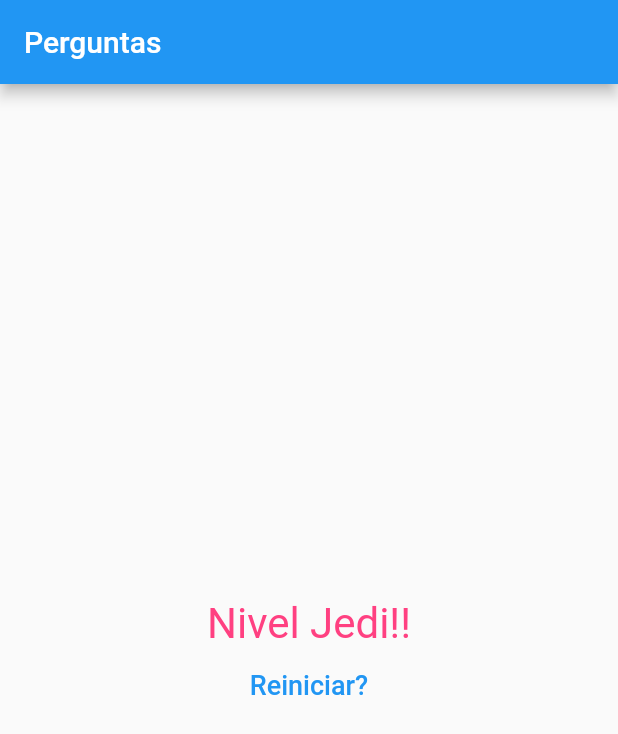
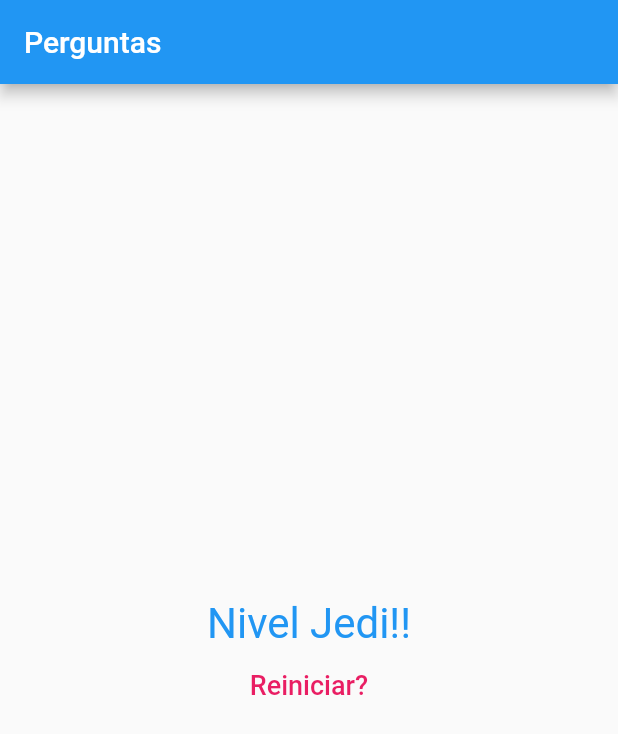
Before and after one commit to scmfaria/flutter_questions_project, a Flutter app: the screen it shows after launch, after a tap on "azul", after a tap on "cachorro", after a tap on "Joao", on a phone screen of 412 x 824 dp. Shown: the top 734 px of the screen. Run offline on Flutter 3.47's test engine with Material 2 defaults, Android fonts, the phone set to English and light mode, and no system bars.

Commit message:
change readme.md

```diff
--- a/lib/result.dart
+++ b/lib/result.dart
@@ -1,5 +1,3 @@
-import 'dart:html';
-
 import 'package:flutter/material.dart';
 
 class Result extends StatelessWidget {
@@ -29,7 +27,7 @@ class Result extends StatelessWidget {
           child: Text(phraseResult,
           style: TextStyle(
               fontSize: 28,
-              color: Colors.pinkAccent
+              color: Colors.blue
             )
           ),
         ),
@@ -39,7 +37,7 @@ class Result extends StatelessWidget {
             'Reiniciar?',
             style: TextStyle(fontSize: 18),
           ),
-          textColor: Colors.blue,
+          textColor: Colors.pink,
         )
       ],
     );
```
Also changed, not shown: 1.png (added), 2.png (added), 3.png (added), 15 other files.
